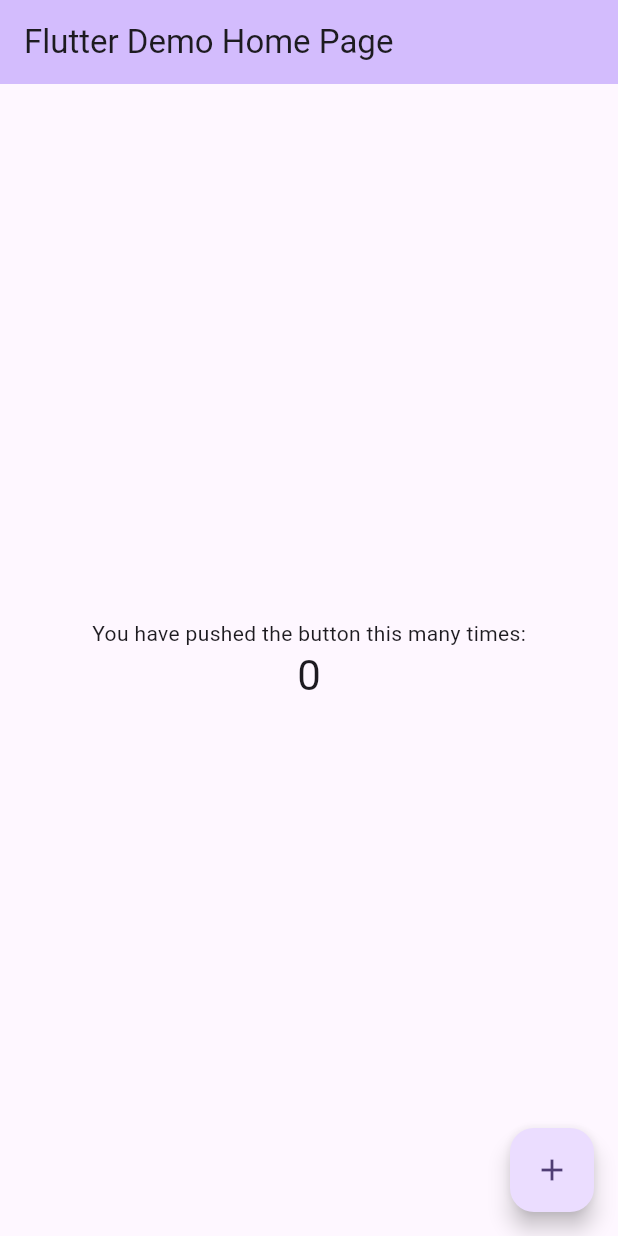
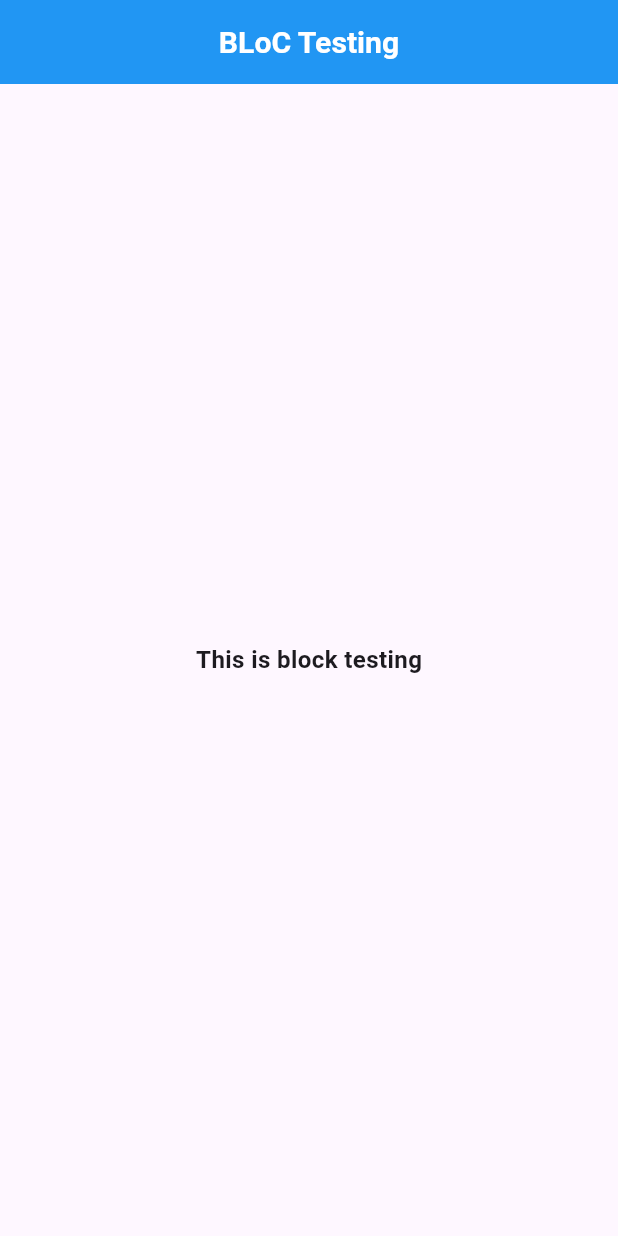
Before and after one commit to Abhi2591/Hireme_V2, a Flutter app: the screen it shows after launch, on a phone screen of 412 x 824 dp. Run offline on Flutter 3.47's test engine with Material 3 defaults, Android fonts, the light colour scheme and no system bars; our stand-ins replace equatable, flutter_bloc, flutter_screenutil.

Commit message:
Basic Bloc, States , Events

```diff
--- /dev/null
+++ b/lib/bloc/home/home_bloc.dart
@@ -0,0 +1,12 @@
+import 'package:equatable/equatable.dart';
+import 'package:flutter_bloc/flutter_bloc.dart';
+
+part 'home_events.dart';
+part 'home_states.dart';
+
+
+class HomeBloc extends Bloc<HomeEvents,HomeStates>{
+  HomeBloc(): super(InitialHomeState()){
+
+  }
+}
--- /dev/null
+++ b/lib/bloc/home/home_states.dart
@@ -0,0 +1,34 @@
+part of 'home_bloc.dart';
+
+sealed class HomeStates extends Equatable {
+  @override
+  List<Object?> get props => [];
+}
+
+class InitialHomeState extends HomeStates {
+  @override
+  List<Object?> get props => [];
+}
+
+class LoadingHomeState extends HomeStates {
+  @override
+  List<Object?> get props => [];
+}
+
+class RecordsHomeState extends HomeStates {
+  List data = [];
+
+  RecordsHomeState({required this.data});
+
+  @override
+  List<Object?> get props => [data];
+}
+
+class FailedHomeState extends HomeStates {
+  String? message;
+
+  FailedHomeState({this.message});
+
+  @override
+  List<Object?> get props => [message];
+}
--- a/lib/main.dart
+++ b/lib/main.dart
@@ -1,125 +1,29 @@
 import 'package:flutter/material.dart';
+import 'package:flutter_screenutil/flutter_screenutil.dart';
+import 'package:hireme_v2/screens/home_screen.dart';
+import 'package:hireme_v2/utils/multi_provider.dart';
 
 void main() {
-  runApp(const MyApp());
+  runApp(MyApp());
 }
 
 class MyApp extends StatelessWidget {
   const MyApp({super.key});
 
-  // This widget is the root of your application.
   @override
   Widget build(BuildContext context) {
-    return MaterialApp(
-      title: 'Flutter Demo',
-      theme: ThemeData(
-        // This is the theme of your application.
-        //
-        // TRY THIS: Try running your application with "flutter run". You'll see
-        // the application has a purple toolbar. Then, without quitting the app,
-        // try changing the seedColor in the colorScheme below to Colors.green
-        // and then invoke "hot reload" (save your changes or press the "hot
-        // reload" button in a Flutter-supported IDE, or press "r" if you used
-        // the command line to start the app).
-        //
-        // Notice that the counter didn't reset back to zero; the application
-        // state is not lost during the reload. To reset the state, use hot
-        // restart instead.
-        //
-        // This works for code too, not just values: Most code changes can be
-        // tested with just a hot reload.
-        colorScheme: ColorScheme.fromSeed(seedColor: Colors.deepPurple),
-        useMaterial3: true,
-      ),
-      home: const MyHomePage(title: 'Flutter Demo Home Page'),
+    return ScreenUtilInit(
+      designSize: const Size(375, 820),
+      splitScreenMode: true,
+      minTextAdapt: true,
+      builder: (context, child) {
+        return const BlocProviders(
+          child: MaterialApp(
+            debugShowCheckedModeBanner: false,
+            home: HomeScreen(),
+          ),
+        );
+      },
     );
   }
 }
-
-class MyHomePage extends StatefulWidget {
-  const MyHomePage({super.key, required this.title});
-
-  // This widget is the home page of your application. It is stateful, meaning
-  // that it has a State object (defined below) that contains fields that affect
-  // how it looks.
-
-  // This class is the configuration for the state. It holds the values (in this
-  // case the title) provided by the parent (in this case the App widget) and
-  // used by the build method of the State. Fields in a Widget subclass are
-  // always marked "final".
-
-  final String title;
-
-  @override
-  State<MyHomePage> createState() => _MyHomePageState();
-}
-
-class _MyHomePageState extends State<MyHomePage> {
-  int _counter = 0;
-
-  void _incrementCounter() {
-    setState(() {
-      // This call to setState tells the Flutter framework that something has
-      // changed in this State, which causes it to rerun the build method below
-      // so that the display can reflect the updated values. If we changed
-      // _counter without calling setState(), then the build method would not be
-      // called again, and so nothing would appear to happen.
-      _counter++;
-    });
-  }
-
-  @override
-  Widget build(BuildContext context) {
-    // This method is rerun every time setState is called, for instance as done
-    // by the _incrementCounter method above.
-    //
-    // The Flutter framework has been optimized to make rerunning build methods
-    // fast, so that you can just rebuild anything that needs updating rather
-    // than having to individually change instances of widgets.
-    return Scaffold(
-      appBar: AppBar(
-        // TRY THIS: Try changing the color here to a specific color (to
-        // Colors.amber, perhaps?) and trigger a hot reload to see the AppBar
-        // change color while the other colors stay the same.
-        backgroundColor: Theme.of(context).colorScheme.inversePrimary,
-        // Here we take the value from the MyHomePage object that was created by
-        // the App.build method, and use it to set our appbar title.
-        title: Text(widget.title),
-      ),
-      body: Center(
-        // Center is a layout widget. It takes a single child and positions it
-        // in the middle of the parent.
-        child: Column(
-          // Column is also a layout widget. It takes a list of children and
-          // arranges them vertically. By default, it sizes itself to fit its
-          // children horizontally, and tries to be as tall as its parent.
-          //
-          // Column has various properties to control how it sizes itself and
-          // how it positions its children. Here we use mainAxisAlignment to
-          // center the children vertically; the main axis here is the vertical
-          // axis because Columns are vertical (the cross axis would be
-          // horizontal).
-          //
-          // TRY THIS: Invoke "debug painting" (choose the "Toggle Debug Paint"
-          // action in the IDE, or press "p" in the console), to see the
-          // wireframe for each widget.
-          mainAxisAlignment: MainAxisAlignment.center,
-          children: <Widget>[
-            const Text(
-              'You have pushed the button this many times:',
-            ),
-            Text(
-              '$_counter',
-              style: Theme.of(context).textTheme.headlineMedium,
-            ),
-          ],
-        ),
-      ),
-      floatingActionButton: FloatingActionButton(
-        onPressed: _incrementCounter,
-        tooltip: 'Increment',
-        child: const Icon(Icons.add),
-      ), // This trailing comma makes auto-formatting nicer for build methods.
-    );
-  }
-}
--- /dev/null
+++ b/lib/screens/home_screen.dart
@@ -0,0 +1,35 @@
+import 'package:flutter/material.dart';
+import 'package:flutter_screenutil/flutter_screenutil.dart';
+
+class HomeScreen extends StatelessWidget {
+  const HomeScreen({super.key});
+
+
+  @override
+  Widget build(BuildContext context) {
+    return Scaffold(
+      appBar: AppBar(
+        centerTitle: true,
+        title: Text(
+          'BLoC Testing',
+          style: TextStyle(
+              fontSize: 20.sp,
+              fontWeight: FontWeight.w600,
+              color: Colors.white),
+        ),
+        backgroundColor: Colors.blue,
+      ),
+      body: Center(
+        child: Column(
+          mainAxisAlignment: MainAxisAlignment.center,
+          children: [
+            Text(
+              'This is block testing',
+              style: TextStyle(fontSize: 16.sp, fontWeight: FontWeight.w600),
+            )
+          ],
+        ),
+      ),
+    );
+  }
+}
--- /dev/null
+++ b/lib/utils/multi_provider.dart
@@ -0,0 +1,18 @@
+import 'package:flutter/material.dart';
+import 'package:flutter_bloc/flutter_bloc.dart';
+import 'package:hireme_v2/bloc/home/home_bloc.dart';
+
+class BlocProviders extends StatelessWidget {
+  final Widget child;
+  const BlocProviders({super.key,required this.child});
+
+  @override
+  Widget build(BuildContext context) {
+    return MultiBlocProvider(
+        providers: [
+          BlocProvider(create: (context) => HomeBloc(),)
+        ],
+        child: child
+    );
+  }
+}
--- a/pubspec.yaml
+++ b/pubspec.yaml
@@ -35,6 +35,9 @@ dependencies:
   # The following adds the Cupertino Icons font to your application.
   # Use with the CupertinoIcons class for iOS style icons.
   cupertino_icons: ^1.0.8
+  flutter_screenutil: ^5.9.3
+  flutter_bloc: ^9.1.1
+  equatable: ^2.0.7
 
 dev_dependencies:
   flutter_test:
```
Also changed, not shown: lib-test/main.dart (added, +43 -0 lines), lib-test/widgets/cards/food_item_card.dart (added, +116 -0 lines), lib/bloc/home/home_events.dart (added, +30 -0 lines), pubspec.lock.
